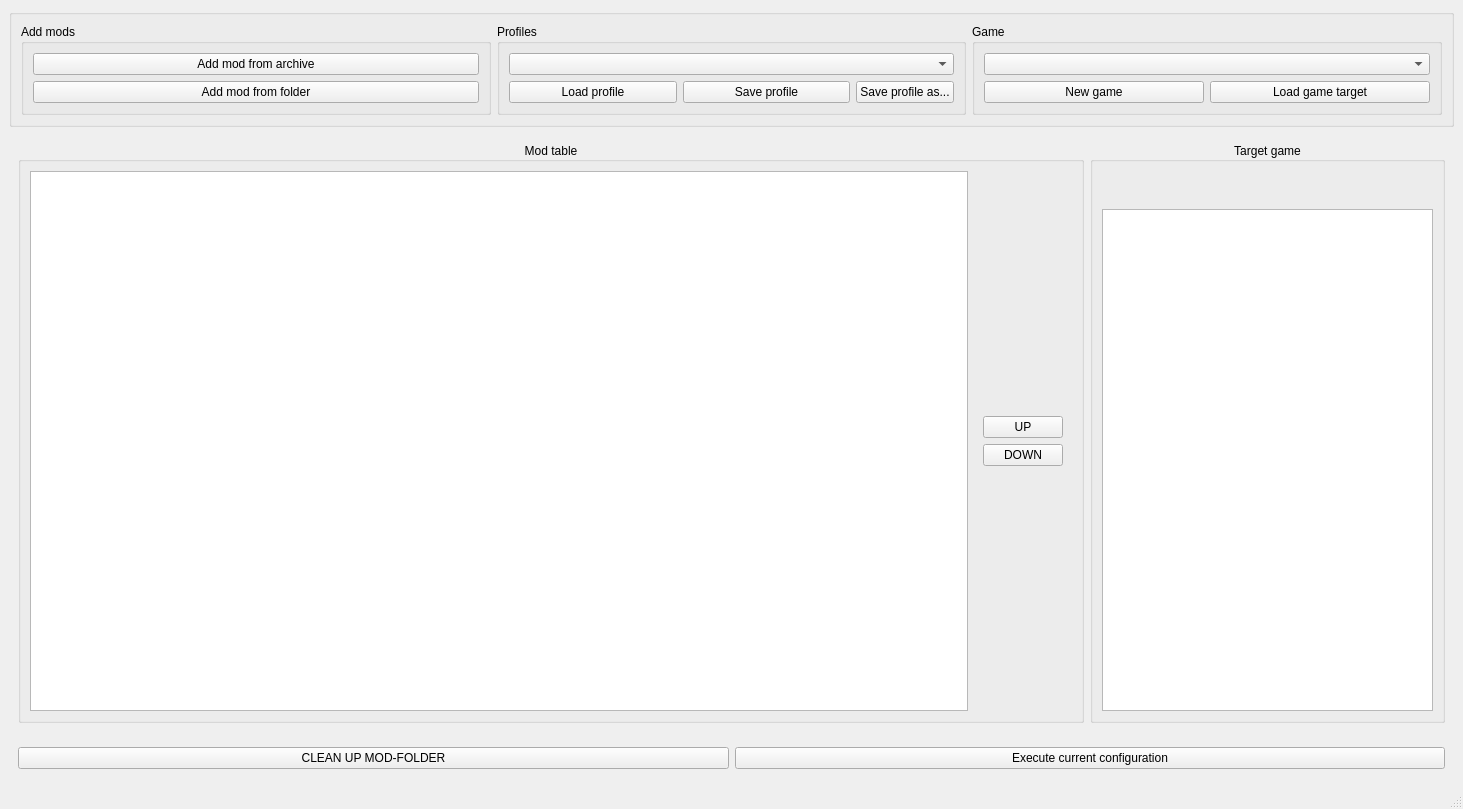
Before: the Qt Designer form ui/modbuddy.ui in OlavStornes/ModBuddy, drawn with Qt 5.
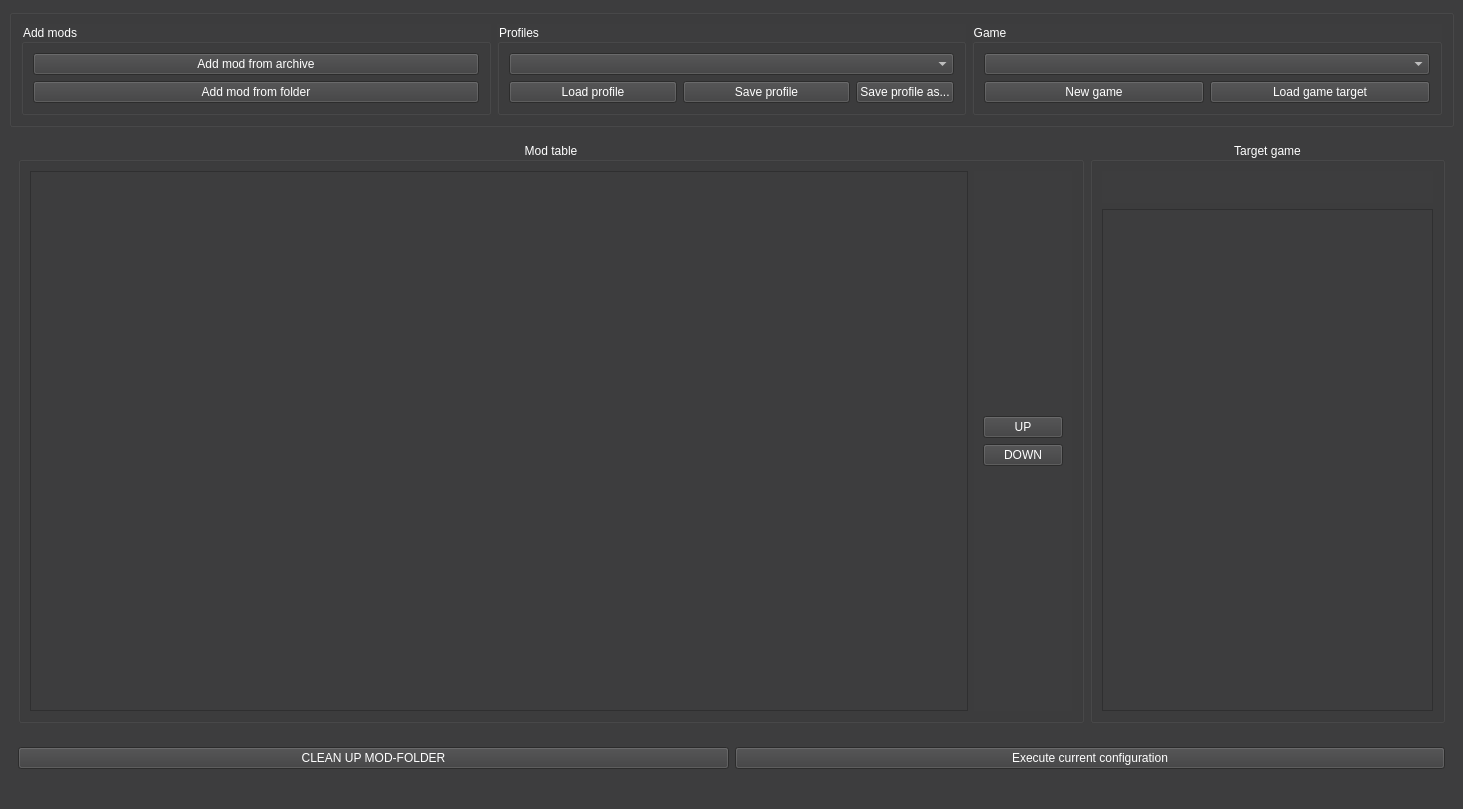
After: the same form once the commit is applied.

Commit message: add explicit colors to fore- and background

```diff
--- a/ui/modbuddy.ui
+++ b/ui/modbuddy.ui
@@ -13,6 +13,11 @@
   <property name="windowTitle">
    <string>Mod buddy</string>
   </property>
+  <property name="styleSheet">
+   <string notr="true">color: rgb(255, 255, 255);
+background-color: rgb(61, 61, 62);
+alternate-background-color: rgb(42, 44, 45);</string>
+  </property>
   <property name="unifiedTitleAndToolBarOnMac">
    <bool>true</bool>
   </property>
```
